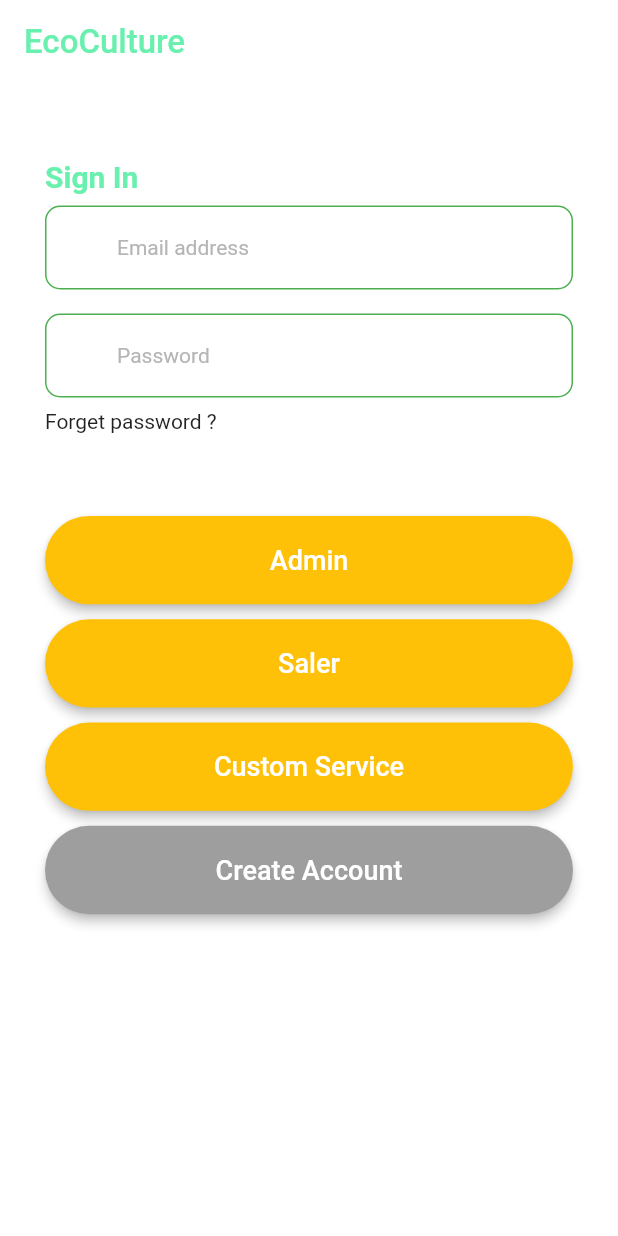
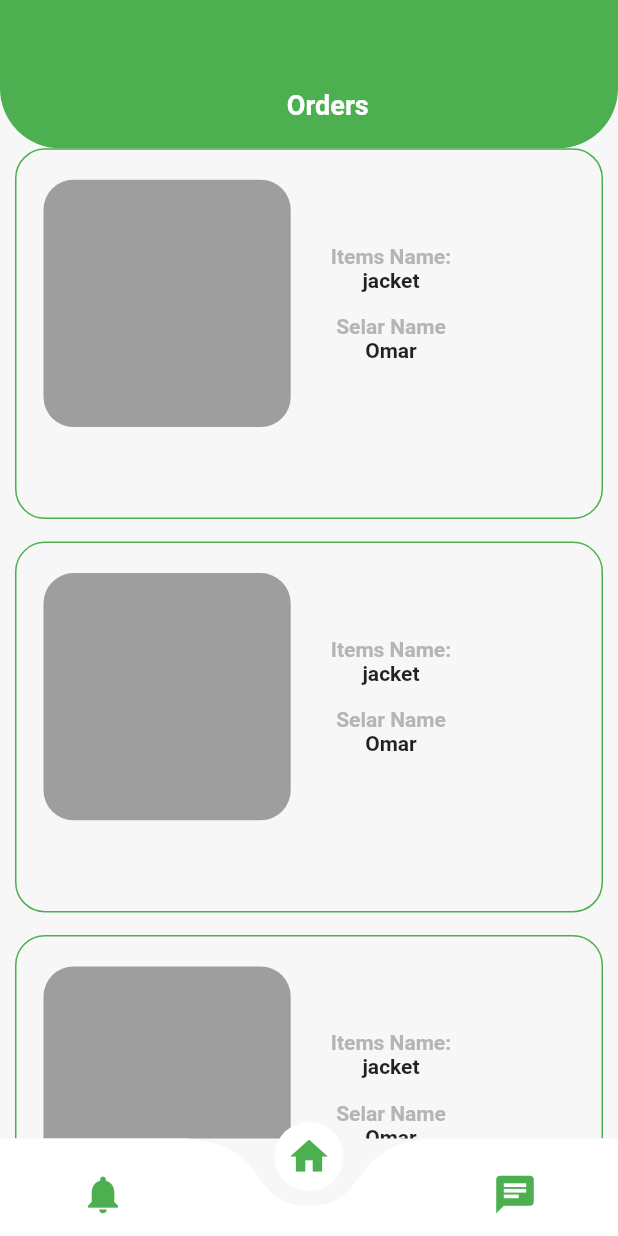
Before and after one commit to OmarMaklad/graduation_project-master, a Flutter app: the screen it shows after launch, on a phone screen of 412 x 824 dp. Run offline on Flutter 3.47's test engine with Material 2 defaults, Android fonts, the phone set to English and light mode, and no system bars; drawn by our look-alikes of curved_navigation_bar; our stand-ins replace shared_preferences, toast; Roboto replaces fonts that are missing (dinnextl bold, dinnextl medium).

Commit message:
ReLockMaker

```diff
--- a/lib/main.dart
+++ b/lib/main.dart
@@ -1,4 +1,5 @@
 import 'package:flutter/material.dart';
+import 'package:graduation_project/relockMaker/home/view.dart';
 import 'screens/splash/splash_screen.dart';
 
 void main() {
@@ -18,7 +19,7 @@ class _MyAppState extends State<MyApp> {
       debugShowCheckedModeBanner: false,
       theme: ThemeData(
           accentColor: Colors.greenAccent, primaryColor: Colors.greenAccent),
-      home: SplashScreen(),
+      home: ReLockMakerScreen(),
     );
   }
 }
--- /dev/null
+++ b/lib/relockMaker/home/screens/orders.dart
@@ -0,0 +1,30 @@
+import 'package:flutter/material.dart';
+import 'package:graduation_project/Admin/views/home/pages/items/orderCard.dart';
+import 'package:graduation_project/relockMaker/home/widgets/order_card.dart';
+import 'package:graduation_project/saler/home/pages/Itemcard.dart';
+import 'package:graduation_project/widgets/appBar.dart';
+
+class ReLockMakerOrdersView extends StatefulWidget {
+  @override
+  _ReLockMakerOrdersViewState createState() => _ReLockMakerOrdersViewState();
+}
+
+class _ReLockMakerOrdersViewState extends State<ReLockMakerOrdersView> {
+  @override
+  Widget build(BuildContext context) {
+    final height = MediaQuery.of(context).size.height;
+    return Column(
+      children: [
+        CustomAppBar(title: "Orders",),
+        Expanded(
+          child: ListView.separated(
+              itemBuilder:(cxt,index)=>ReLockMakerOrderCard(),
+              shrinkWrap: true,
+              scrollDirection: Axis.vertical,
+              separatorBuilder: (ctx,ind)=>SizedBox(height:15,),
+              itemCount:10),
+        ),
+      ],
+    );
+  }
+}
--- /dev/null
+++ b/lib/relockMaker/home/view.dart
@@ -0,0 +1,69 @@
+import 'package:curved_navigation_bar/curved_navigation_bar.dart';
+import 'package:flutter/cupertino.dart';
+import 'package:flutter/material.dart';
+import 'package:graduation_project/Admin/views/home/pages/Notification/view.dart';
+import 'package:graduation_project/Admin/views/home/pages/allChats/view.dart';
+import 'package:graduation_project/Admin/views/home/pages/items/view.dart';
+import 'package:graduation_project/relockMaker/home/screens/chats.dart';
+import 'package:graduation_project/relockMaker/home/screens/notifications.dart';
+import 'package:graduation_project/relockMaker/home/screens/orders.dart';
+import 'package:graduation_project/saler/home/pages/Accepted.dart';
+import 'package:graduation_project/saler/home/pages/AddItems.dart';
+import 'package:graduation_project/saler/home/pages/notifications.dart';
+import '../../constants.dart';
+
+
+class ReLockMakerScreen extends StatefulWidget {
+  final int screenIndex;
+  ReLockMakerScreen({ this.screenIndex});
+  @override
+  _ReLockMakerScreenState createState() => _ReLockMakerScreenState();
+}
+class _ReLockMakerScreenState extends State<ReLockMakerScreen> {
+
+  int userScreenIndex = 1;
+  List<Widget> userScreens= [
+    ReLockMakerNotificationView(),
+    ReLockMakerOrdersView(),
+    ReLockMakerAllChatsView(),
+  ];
+
+  @override
+  void initState() {
+    if(widget.screenIndex!=null){
+      setState(() {
+        userScreenIndex= widget.screenIndex;
+      });
+    }
+
+    super.initState();
+  }
+  @override
+  Widget build(BuildContext context) {
+    return Scaffold(
+      backgroundColor: kBackgroundColor,
+      body: userScreens[userScreenIndex],
+      bottomNavigationBar: CurvedNavigationBar(
+        color: Colors.white,
+        backgroundColor:kBackgroundColor,
+        buttonBackgroundColor: Colors.white,
+        height:65,
+        index: userScreenIndex,
+        animationDuration: Duration(
+            milliseconds:200
+        ),
+        animationCurve: Curves.bounceInOut,
+        items: <Widget>[
+          Icon(Icons.notifications, size:30,color: Colors.green,),
+          Icon(Icons.home, size: 30,color: Colors.green,),
+          Icon(Icons.chat,size: 30,color: Colors.green,)
+        ],
+        onTap: (index) {
+          setState(() {
+            userScreenIndex = index;
+          });
+        },
+      ),
+    );
+  }
+}
--- /dev/null
+++ b/lib/relockMaker/home/widgets/order_card.dart
@@ -0,0 +1,63 @@
+import 'package:flutter/material.dart';
+import 'package:graduation_project/relockMaker/home/screens/orders.dart';
+import 'package:graduation_project/relockMaker/orderDetails/view.dart';
+import '../../../constants.dart';
+
+
+class ReLockMakerOrderCard extends StatefulWidget {
+  @override
+  _ReLockMakerOrderCardState createState() => _ReLockMakerOrderCardState();
+}
+
+class _ReLockMakerOrderCardState extends State<ReLockMakerOrderCard> {
+
+  @override
+  Widget build(BuildContext context) {
+    return GestureDetector(
+      onTap: ()=> Navigator.of(context).push(MaterialPageRoute(builder: (context) => ReLockMakerOrderDetailsView(),)),
+      child: Container(
+        height: MediaQuery.of(context).size.height*.3,
+        padding: EdgeInsets.symmetric(horizontal:8,vertical:10),
+        margin: EdgeInsets.symmetric(horizontal:10,),
+        decoration: BoxDecoration(
+          color: kBackgroundColor,
+          borderRadius: BorderRadius.circular(20),
+          border: Border.all(color: Colors.green),
+        ),
+        child: Column(
+          children: [
+            Row(
+              mainAxisAlignment: MainAxisAlignment.start,
+              children: [
+                Container(
+                  height: MediaQuery.of(context).size.height*.2,
+                  width: MediaQuery.of(context).size.height*.2,
+                  margin: EdgeInsets.symmetric(horizontal:10,vertical: 10),
+                  decoration: BoxDecoration(
+                    color: Colors.grey,
+                    borderRadius: BorderRadius.circular(20),
+
+                  ),
+
+                ),
+                SizedBox(width:15,),
+                Column(
+                  mainAxisAlignment: MainAxisAlignment.center,
+                  children: [
+                    Text("Items Name: ",textAlign: TextAlign.center, style: TextStyle(fontWeight: FontWeight.bold,fontSize: 14,color: kTextColor),),
+                    Text("jacket",textAlign: TextAlign.center, style: TextStyle(fontWeight: FontWeight.bold,fontSize: 14,),),
+                    SizedBox(height:15,),
+                    Text("Selar Name ",textAlign: TextAlign.center, style: TextStyle(fontWeight: FontWeight.bold,fontSize: 14,color: kTextColor),),
+                    Text("Omar",textAlign: TextAlign.center, style: TextStyle(fontWeight: FontWeight.bold,fontSize: 14),),
+                  ],
+                ),
+              ],
+            ),
+            SizedBox(height: 15,),
+
+          ],
+        ),
+      ),
+    );
+  }
+}
--- a/lib/saler/home/pages/Itemcard.dart
+++ b/lib/saler/home/pages/Itemcard.dart
@@ -12,7 +12,7 @@ class _ItemCardState extends State<ItemCard> {
   @override
   Widget build(BuildContext context) {
     return Container(
-      height: MediaQuery.of(context).size.height*.27,
+      height: MediaQuery.of(context).size.height*.3,
       padding: EdgeInsets.symmetric(horizontal:8,vertical:10),
       margin: EdgeInsets.symmetric(horizontal:10,),
       decoration: BoxDecoration(
```
Also changed, not shown: lib/relockMaker/home/screens/chats.dart (added, +19 -0 lines), lib/relockMaker/home/screens/notifications.dart (added, +72 -0 lines), lib/relockMaker/orderDetails/view.dart (added, +53 -0 lines).
